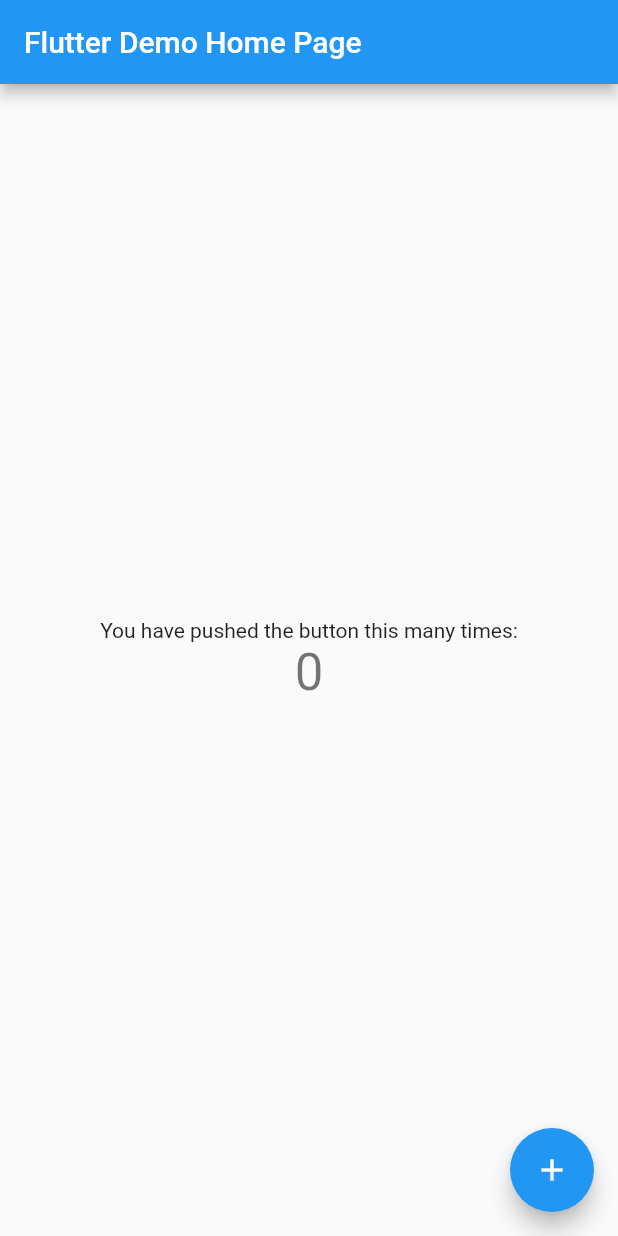
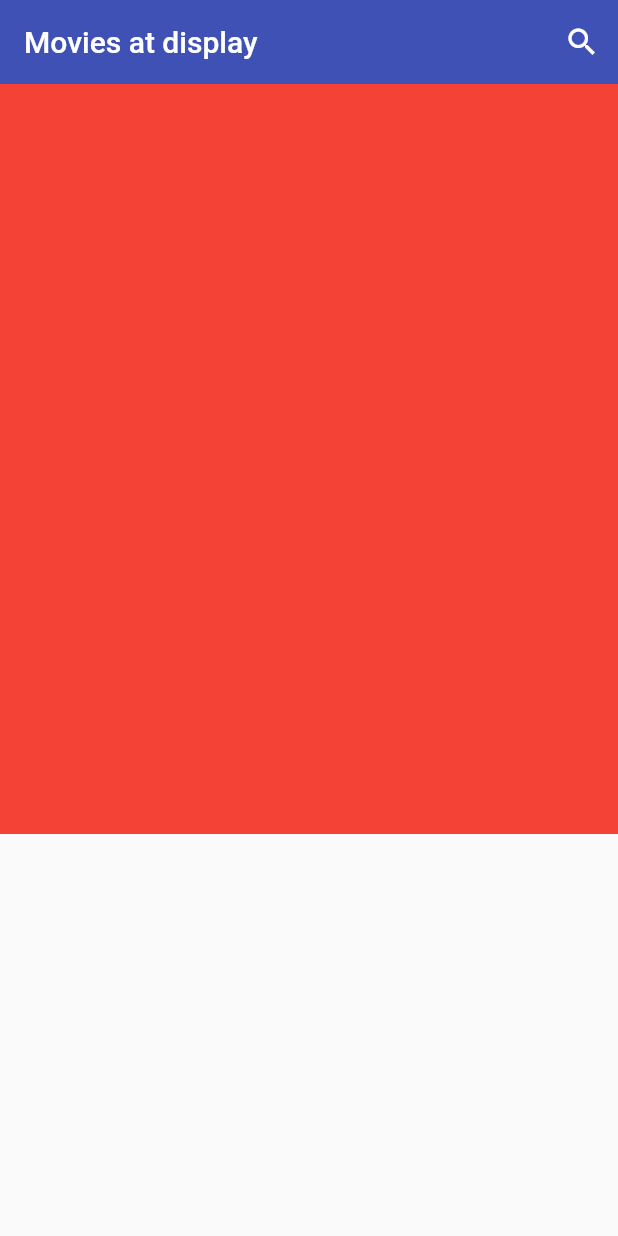
Before and after one commit to efeceve/movies_flutter, a Flutter app: the screen it shows after launch, on a phone screen of 412 x 824 dp. Run offline on Flutter 3.47's test engine with Material 2 defaults, Android fonts, the phone set to English and light mode, and no system bars.

Commit message:
Added home and details screen. Modified home screen

```diff
--- a/lib/main.dart
+++ b/lib/main.dart
@@ -1,113 +1,18 @@
 import 'package:flutter/material.dart';
+import 'package:peliculas/screens/screens.dart';
 
-void main() {
-  runApp(MyApp());
-}
+void main() => runApp(MyApp());
 
 class MyApp extends StatelessWidget {
-  // This widget is the root of your application.
   @override
   Widget build(BuildContext context) {
     return MaterialApp(
-      title: 'Flutter Demo',
-      theme: ThemeData(
-        // This is the theme of your application.
-        //
-        // Try running your application with "flutter run". You'll see the
-        // application has a blue toolbar. Then, without quitting the app, try
-        // changing the primarySwatch below to Colors.green and then invoke
-        // "hot reload" (press "r" in the console where you ran "flutter run",
-        // or simply save your changes to "hot reload" in a Flutter IDE).
-        // Notice that the counter didn't reset back to zero; the application
-        // is not restarted.
-        primarySwatch: Colors.blue,
-      ),
-      home: MyHomePage(title: 'Flutter Demo Home Page'),
+      debugShowCheckedModeBanner: false,
+      title: 'Movies App',
+      initialRoute: 'home',
+      routes: {'home': (_) => HomeScreen(), 'details': (_) => DetailsScreen()},
+      theme: ThemeData.light()
+          .copyWith(appBarTheme: AppBarTheme(color: Colors.indigo)),
     );
   }
 }
-
-class MyHomePage extends StatefulWidget {
-  MyHomePage({Key? key, required this.title}) : super(key: key);
-
-  // This widget is the home page of your application. It is stateful, meaning
-  // that it has a State object (defined below) that contains fields that affect
-  // how it looks.
-
-  // This class is the configuration for the state. It holds the values (in this
-  // case the title) provided by the parent (in this case the App widget) and
-  // used by the build method of the State. Fields in a Widget subclass are
-  // always marked "final".
-
-  final String title;
-
-  @override
-  _MyHomePageState createState() => _MyHomePageState();
-}
-
-class _MyHomePageState extends State<MyHomePage> {
-  int _counter = 0;
-
-  void _incrementCounter() {
-    setState(() {
-      // This call to setState tells the Flutter framework that something has
-      // changed in this State, which causes it to rerun the build method below
-      // so that the display can reflect the updated values. If we changed
-      // _counter without calling setState(), then the build method would not be
-      // called again, and so nothing would appear to happen.
-      _counter++;
-    });
-  }
-
-  @override
-  Widget build(BuildContext context) {
-    // This method is rerun every time setState is called, for instance as done
-    // by the _incrementCounter method above.
-    //
-    // The Flutter framework has been optimized to make rerunning build methods
-    // fast, so that you can just rebuild anything that needs updating rather
-    // than having to individually change instances of widgets.
-    return Scaffold(
-      appBar: AppBar(
-        // Here we take the value from the MyHomePage object that was created by
-        // the App.build method, and use it to set our appbar title.
-        title: Text(widget.title),
-      ),
-      body: Center(
-        // Center is a layout widget. It takes a single child and positions it
-        // in the middle of the parent.
-        child: Column(
-          // Column is also a layout widget. It takes a list of children and
-          // arranges them vertically. By default, it sizes itself to fit its
-          // children horizontally, and tries to be as tall as its parent.
-          //
-          // Invoke "debug painting" (press "p" in the console, choose the
-          // "Toggle Debug Paint" action from the Flutter Inspector in Android
-          // Studio, or the "Toggle Debug Paint" command in Visual Studio Code)
-          // to see the wireframe for each widget.
-          //
-          // Column has various properties to control how it sizes itself and
-          // how it positions its children. Here we use mainAxisAlignment to
-          // center the children vertically; the main axis here is the vertical
-          // axis because Columns are vertical (the cross axis would be
-          // horizontal).
-          mainAxisAlignment: MainAxisAlignment.center,
-          children: <Widget>[
-            Text(
-              'You have pushed the button this many times:',
-            ),
-            Text(
-              '$_counter',
-              style: Theme.of(context).textTheme.headline4,
-            ),
-          ],
-        ),
-      ),
-      floatingActionButton: FloatingActionButton(
-        onPressed: _incrementCounter,
-        tooltip: 'Increment',
-        child: Icon(Icons.add),
-      ), // This trailing comma makes auto-formatting nicer for build methods.
-    );
-  }
-}
--- /dev/null
+++ b/lib/screens/details_screen.dart
@@ -0,0 +1,14 @@
+import 'package:flutter/material.dart';
+
+class DetailsScreen extends StatelessWidget {
+  @override
+  Widget build(BuildContext context) {
+    return Scaffold(
+      body: Container(
+        child: Center(
+          child: Text('Details Screen'),
+        ),
+      ),
+    );
+  }
+}
--- /dev/null
+++ b/lib/screens/home_screen.dart
@@ -0,0 +1,22 @@
+import 'package:flutter/material.dart';
+import 'package:peliculas/widgets/widgets.dart';
+
+class HomeScreen extends StatelessWidget {
+  @override
+  Widget build(BuildContext context) {
+    return Scaffold(
+        appBar: AppBar(
+          title: Text('Movies at display'),
+          elevation: 0,
+          actions: [
+            IconButton(onPressed: () {}, icon: Icon(Icons.search_outlined))
+          ],
+        ),
+        body: Column(
+          children: [
+            CardSwiper()
+            // Movies Horizontal List
+          ],
+        ));
+  }
+}
--- /dev/null
+++ b/lib/screens/screens.dart
@@ -0,0 +1,2 @@
+export 'package:peliculas/screens/home_screen.dart';
+export 'package:peliculas/screens/details_screen.dart';
--- /dev/null
+++ b/lib/widgets/card_swiper.dart
@@ -0,0 +1,14 @@
+import 'package:flutter/material.dart';
+
+class CardSwiper extends StatelessWidget {
+  const CardSwiper({Key? key}) : super(key: key);
+
+  @override
+  Widget build(BuildContext context) {
+    return Container(
+      width: double.infinity,
+      height: 500,
+      color: Colors.red,
+    );
+  }
+}
--- /dev/null
+++ b/lib/widgets/widgets.dart
@@ -0,0 +1 @@
+export 'package:peliculas/widgets/card_swiper.dart';
```
